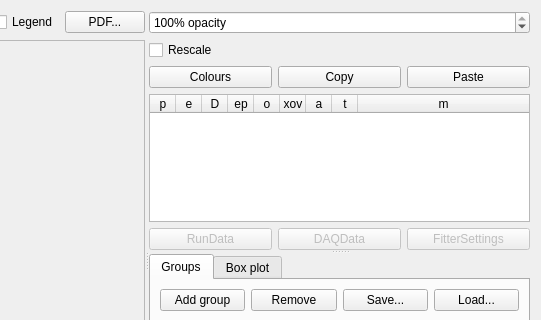
First picture: the form in src/gui/parameterfitplotter.ui, repository CompEphys-team/rtdo, before the edit; both pictures show x 288 to 829 and y 0 to 320 of the 829 by 520 pixel window.
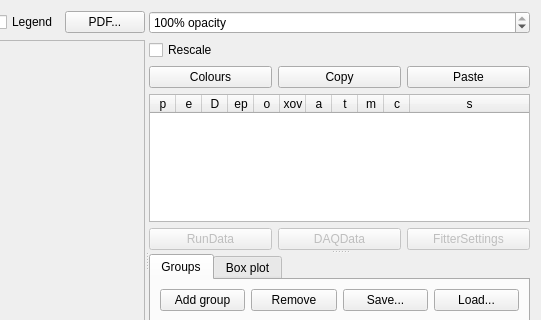
Second picture: the form after the edit. Custom widgets are drawn as their Qt base class.

Commit message: Update GAFitter results UI to latest settings

What changed in the file:
```diff
--- a/src/gui/parameterfitplotter.ui
+++ b/src/gui/parameterfitplotter.ui
@@ -260,6 +260,22 @@
             <string>Method</string>
            </property>
           </column>
+          <column>
+           <property name="text">
+            <string>c</string>
+           </property>
+           <property name="toolTip">
+            <string>Clustering</string>
+           </property>
+          </column>
+          <column>
+           <property name="text">
+            <string>s</string>
+           </property>
+           <property name="toolTip">
+            <string>Mutation selectivity (0: nonspecific, 1: graded, 2: target only)</string>
+           </property>
+          </column>
          </widget>
         </item>
         <item row="1" column="0" colspan="3">
```
The commit also changes 1 other file.
